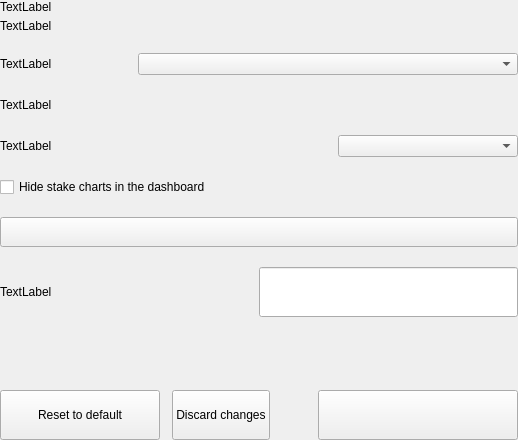
First picture: the form in src/qt/alnj/settings/forms/settingsdisplayoptionswidget.ui, repository Gh0st-N1njA/ALNJCoin, before the edit.
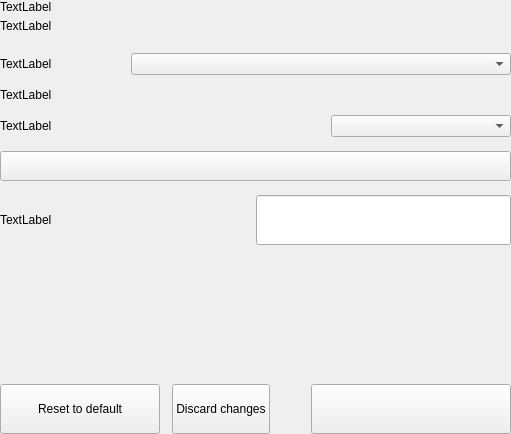
Second picture: the form after the edit. Custom widgets are drawn as their Qt base class.

Patch:
```diff
--- a/src/qt/alnj/settings/forms/settingsdisplayoptionswidget.ui
+++ b/src/qt/alnj/settings/forms/settingsdisplayoptionswidget.ui
@@ -6,8 +6,8 @@
    <rect>
     <x>0</x>
     <y>0</y>
-    <width>518</width>
-    <height>440</height>
+    <width>511</width>
+    <height>434</height>
    </rect>
   </property>
   <property name="windowTitle">
@@ -47,7 +47,7 @@
       <item>
        <layout class="QVBoxLayout" name="verticalLayout_2">
         <property name="spacing">
-         <number>20</number>
+         <number>0</number>
         </property>
         <item>
          <layout class="QHBoxLayout" name="horizontalLayout_3">
@@ -80,6 +80,22 @@
           </item>
          </layout>
         </item>
+        <item>
+         <spacer name="verticalSpacer_2">
+          <property name="orientation">
+           <enum>Qt::Vertical</enum>
+          </property>
+          <property name="sizeType">
+           <enum>QSizePolicy::Fixed</enum>
+          </property>
+          <property name="sizeHint" stdset="0">
+           <size>
+            <width>20</width>
+            <height>20</height>
+           </size>
+          </property>
+         </spacer>
+        </item>
         <item>
          <layout class="QHBoxLayout" name="horizontalLayout_2">
           <item>
@@ -121,7 +137,23 @@
          </layout>
         </item>
         <item>
-         <layout class="QHBoxLayout" name="horizontalPercentagezAlng">
+         <spacer name="verticalThreads2">
+          <property name="orientation">
+           <enum>Qt::Vertical</enum>
+          </property>
+          <property name="sizeType">
+           <enum>QSizePolicy::Fixed</enum>
+          </property>
+          <property name="sizeHint" stdset="0">
+           <size>
+            <width>20</width>
+            <height>10</height>
+           </size>
+          </property>
+         </spacer>
+        </item>
+        <item>
+         <layout class="QHBoxLayout" name="horizontalPercentagezPiv">
           <item>
            <widget class="QLabel" name="labelTitleUnit">
             <property name="text">
@@ -130,7 +162,7 @@
            </widget>
           </item>
           <item>
-           <spacer name="horizontalSpacerPercentagezAlng">
+           <spacer name="horizontalSpacerPercentagezPiv">
             <property name="orientation">
              <enum>Qt::Horizontal</enum>
             </property>
@@ -161,7 +193,23 @@
          </layout>
         </item>
         <item>
-         <layout class="QHBoxLayout" name="horizontalDenomzAlng">
+         <spacer name="verticalDenomzPiv">
+          <property name="orientation">
+           <enum>Qt::Vertical</enum>
+          </property>
+          <property name="sizeType">
+           <enum>QSizePolicy::Fixed</enum>
+          </property>
+          <property name="sizeHint" stdset="0">
+           <size>
+            <width>20</width>
+            <height>10</height>
+           </size>
+          </property>
+         </spacer>
+        </item>
+        <item>
+         <layout class="QHBoxLayout" name="horizontalDenomzPiv">
           <item>
            <widget class="QLabel" name="labelTitleDigits">
             <property name="text">
@@ -170,7 +218,7 @@
            </widget>
           </item>
           <item>
-           <spacer name="horizontalDenomzAlng_1">
+           <spacer name="horizontalDenomzPiv_1">
             <property name="orientation">
              <enum>Qt::Horizontal</enum>
             </property>
@@ -201,15 +249,20 @@
          </layout>
         </item>
         <item>
-         <layout class="QHBoxLayout" name="horizontalHideCharts">
-          <item>
-           <widget class="QCheckBox" name="checkBoxHideCharts">
-            <property name="text">
-             <string>Hide stake charts in the dashboard</string>
-            </property>
-           </widget>
-          </item>
-         </layout>
+         <spacer name="verticalSpacer_4">
+          <property name="orientation">
+           <enum>Qt::Vertical</enum>
+          </property>
+          <property name="sizeType">
+           <enum>QSizePolicy::Minimum</enum>
+          </property>
+          <property name="sizeHint" stdset="0">
+           <size>
+            <width>20</width>
+            <height>14</height>
+           </size>
+          </property>
+         </spacer>
         </item>
         <item>
          <widget class="QPushButton" name="pushButtonSwitchBalance">
@@ -230,6 +283,22 @@
           </property>
          </widget>
         </item>
+        <item>
+         <spacer name="verticalSpacer_3">
+          <property name="orientation">
+           <enum>Qt::Vertical</enum>
+          </property>
+          <property name="sizeType">
+           <enum>QSizePolicy::Preferred</enum>
+          </property>
+          <property name="sizeHint" stdset="0">
+           <size>
+            <width>20</width>
+            <height>14</height>
+           </size>
+          </property>
+         </spacer>
+        </item>
         <item>
          <layout class="QHBoxLayout" name="horizontalLayout" stretch="1,1">
           <property name="spacing">
```
Left out of the diff: 2 changed lines with no effect on the pictures.
